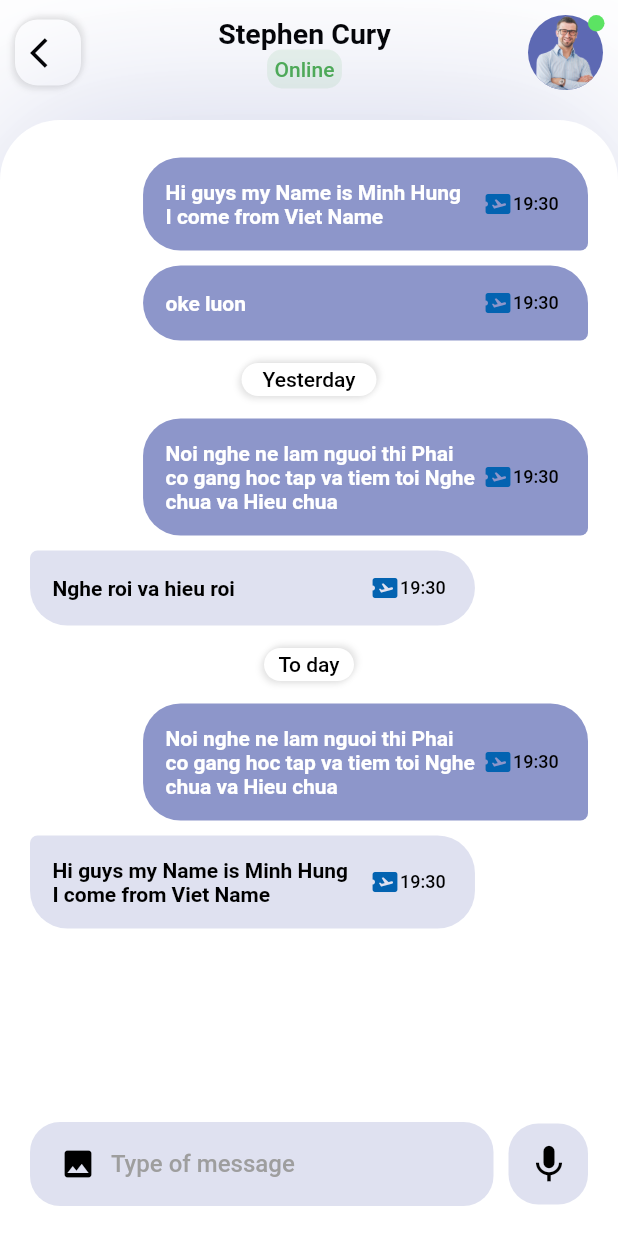
After one commit to nguyenminhhung2011/Mountain_trip_UI, a Flutter app: the ChatScreen screen opened directly, on a phone screen of 412 x 824 dp. The commit adds this screen. Run offline on Flutter 3.47's test engine with Material 2 defaults, Android fonts, the light colour scheme and no system bars; our stand-ins replace flutter_map, flutter_rating_bar, flutter_svg, get, table_calendar.

Commit message:
Chat Screen UI

```diff
--- a/lib/data/fake_data.dart
+++ b/lib/data/fake_data.dart
@@ -20,6 +20,7 @@ class FakeData {
   final List<Map<String, dynamic>> listEmployee = [];
   final List<Map<String, dynamic>> listButtonInProfile = [
     {
+      'type': 0,
       'title': Text(
         'Tour Guide',
         style: TextStyle(
@@ -40,6 +41,7 @@ class FakeData {
     },
     {},
     {
+      'type': 1,
       'title': Text(
         'Following',
         style: TextStyle(
@@ -58,6 +60,7 @@ class FakeData {
       'color': Colors.white,
     },
     {
+      'type': 2,
       'title': Text(
         'Evaluate',
         style: TextStyle(
@@ -109,6 +112,7 @@ class FakeData {
       'color': Colors.white,
     },
     {
+      'type': 3,
       'title': Text(
         'Communications',
         style: TextStyle(
@@ -168,6 +172,7 @@ class FakeData {
       'color': Colors.white,
     },
     {
+      'type': 4,
       'title': Text(
         'Top Comments',
         style: TextStyle(
@@ -252,6 +257,7 @@ class FakeData {
       'color': Colors.white,
     },
     {
+      'type': 5,
       'title': Text(
         'Chat with him/her',
         style: TextStyle(
@@ -276,6 +282,7 @@ class FakeData {
       'color': Colors.white,
     },
     {
+      'type': 6,
       'title': Text(
         'Alll Posts',
         style: TextStyle(
--- /dev/null
+++ b/lib/pages/tourGuide/chatScreen.dart
@@ -0,0 +1,243 @@
+import 'package:flutter/material.dart';
+import 'package:flutter/src/foundation/key.dart';
+import 'package:flutter/src/widgets/framework.dart';
+import 'package:mountain_trip_api/pages/tourGuide/widgets/Dateee.dart';
+import 'package:mountain_trip_api/pages/tourGuide/widgets/ReciveCard.dart';
+import 'package:mountain_trip_api/pages/tourGuide/widgets/SendCard.dart';
+
+import '../../misc/colors.dart';
+
+class ChatScreen extends StatelessWidget {
+  const ChatScreen({Key? key}) : super(key: key);
+
+  @override
+  Widget build(BuildContext context) {
+    return Scaffold(
+      backgroundColor: Colors.white.withOpacity(0.9),
+      body: Stack(
+        children: [
+          Container(
+            width: double.infinity,
+            height: double.infinity,
+            color: Colors.white.withOpacity(0.3),
+          ),
+          Column(
+            children: [
+              Padding(
+                padding: const EdgeInsets.all(10),
+                child: Row(
+                  children: [
+                    InkWell(
+                      onTap: () {
+                        Navigator.pop(context);
+                      },
+                      child: Container(
+                        padding: const EdgeInsets.all(10),
+                        decoration: BoxDecoration(
+                          color: Colors.white,
+                          borderRadius: BorderRadius.circular(15),
+                          boxShadow: [
+                            BoxShadow(
+                              color: Colors.black38.withOpacity(0.1),
+                              offset: Offset(-2, 2),
+                              blurRadius: 3,
+                            ),
+                            BoxShadow(
+                              color: Colors.black38.withOpacity(0.1),
+                              offset: Offset(2, -2),
+                              blurRadius: 3,
+                            ),
+                          ],
+                        ),
+                        child: Icon(
+                          Icons.arrow_back_ios,
+                          color: Colors.black,
+                        ),
+                      ),
+                    ),
+                    Spacer(),
+                    Column(
+                      children: [
+                        Text(
+                          'Stephen Cury',
+                          style: TextStyle(
+                            color: Colors.black,
+                            fontWeight: FontWeight.bold,
+                            fontSize: 19,
+                          ),
+                        ),
+                        Container(
+                          padding: const EdgeInsets.all(5),
+                          decoration: BoxDecoration(
+                            borderRadius: BorderRadius.circular(10),
+                            color: Colors.green.withOpacity(0.1),
+                          ),
+                          child: Text(
+                            'Online',
+                            style: TextStyle(
+                                color: Colors.green,
+                                fontWeight: FontWeight.w500),
+                          ),
+                        )
+                      ],
+                    ),
+                    Spacer(),
+                    Stack(
+                      clipBehavior: Clip.none,
+                      children: [
+                        Container(
+                          height: 50,
+                          width: 50,
+                          decoration: BoxDecoration(
+                            color: AppColors.mainColor,
+                            shape: BoxShape.circle,
+                            image: DecorationImage(
+                              fit: BoxFit.cover,
+                              image: AssetImage('assets/img/pngwing.com.png'),
+                            ),
+                          ),
+                        ),
+                        Positioned(
+                          left: 40,
+                          child: Container(
+                            width: 11,
+                            height: 11,
+                            decoration: BoxDecoration(
+                              color: Color.fromARGB(255, 92, 230, 97),
+                              shape: BoxShape.circle,
+                            ),
+                          ),
+                        )
+                      ],
+                    )
+                  ],
+                ),
+              ),
+              const SizedBox(height: 10),
+              Expanded(
+                child: Container(
+                  width: double.infinity,
+                  decoration: BoxDecoration(
+                    color: Colors.white,
+                    borderRadius: BorderRadius.only(
+                      topLeft: Radius.circular(40),
+                      topRight: Radius.circular(40),
+                    ),
+                    boxShadow: [
+                      BoxShadow(
+                        color: AppColors.mainColor.withOpacity(0.3),
+                        offset: Offset(-2, -2),
+                        blurRadius: 100,
+                      ),
+                    ],
+                  ),
+                  child: Column(
+                    children: [
+                      const SizedBox(height: 20),
+                      Container(
+                        child: SingleChildScrollView(
+                          scrollDirection: Axis.vertical,
+                          child: Column(
+                            children: [
+                              SendCard(
+                                title:
+                                    'Hi guys my Name is Minh Hung \nI come from Viet Name',
+                              ),
+                              SendCard(
+                                title: "oke luon",
+                              ),
+                              Dateee(title: "Yesterday"),
+                              SendCard(
+                                title:
+                                    "Noi nghe ne lam nguoi thi Phai co gang hoc tap va tiem toi Nghe chua va Hieu chua",
+                              ),
+                              ReciveCard(title: "Nghe roi va hieu roi"),
+                              Dateee(title: "To day"),
+                              SendCard(
+                                title:
+                                    "Noi nghe ne lam nguoi thi Phai co gang hoc tap va tiem toi Nghe chua va Hieu chua",
+                              ),
+                              ReciveCard(
+                                title:
+                                    'Hi guys my Name is Minh Hung \nI come from Viet Name',
+                              ),
+                            ],
+                          ),
+                        ),
+                      ),
+                      Spacer(),
+                      Padding(
+                        padding: const EdgeInsets.all(20),
+                        child: Row(
+                          children: [
+                            Container(
+                              width: MediaQuery.of(context).size.width / 4 * 3,
+                              padding: const EdgeInsets.symmetric(
+                                  horizontal: 20, vertical: 4),
+                              alignment: Alignment.center,
+                              decoration: BoxDecoration(
+                                color: AppColors.mainColor.withOpacity(0.2),
+                                borderRadius: BorderRadius.circular(20),
+                              ),
+                              child: Row(
+                                children: [
+                                  Icon(
+                                    Icons.image,
+                                    color: Colors.black,
+                                  ),
+                                  const SizedBox(width: 10),
+                                  Container(
+                                    width: MediaQuery.of(context).size.width /
+                                            4 *
+                                            3 -
+                                        80,
+                                    child: TextFormField(
+                                      style: TextStyle(
+                                        color: Colors.black,
+                                        fontWeight: FontWeight.bold,
+                                      ),
+                                      decoration: InputDecoration(
+                                        border: InputBorder.none,
+                                        hintText: "Type of message",
+                                        hintStyle: TextStyle(
+                                          color: Colors.grey,
+                                          fontWeight: FontWeight.w500,
+                                        ),
+                                      ),
+                                    ),
+                                  )
+                                ],
+                              ),
+                            ),
+                            const SizedBox(width: 10),
+                            Expanded(
+                              child: InkWell(
+                                onTap: () {},
+                                child: Container(
+                                  padding: const EdgeInsets.all(12),
+                                  decoration: BoxDecoration(
+                                    color: AppColors.mainColor.withOpacity(0.2),
+                                    borderRadius: BorderRadius.circular(20),
+                                  ),
+                                  child: Icon(
+                                    Icons.mic,
+                                    color: Colors.black,
+                                    size: 30,
+                                  ),
+                                ),
+                              ),
+                            )
+                          ],
+                        ),
+                      ),
+                    ],
+                  ),
+                ),
+              ),
+            ],
+          )
+        ],
+      ),
+    );
+  }
+}
--- a/lib/pages/tourGuide/tourGuideProfile.dart
+++ b/lib/pages/tourGuide/tourGuideProfile.dart
@@ -2,6 +2,7 @@ import 'package:flutter/material.dart';
 import 'package:flutter/src/foundation/key.dart';
 import 'package:flutter/src/widgets/framework.dart';
 import 'package:flutter_staggered_grid_view/flutter_staggered_grid_view.dart';
+import 'package:mountain_trip_api/pages/tourGuide/chatScreen.dart';
 import 'package:mountain_trip_api/pages/tourGuide/widgets/ActiveOrNot.dart';
 
 import '../../data/fake_data.dart';
@@ -209,7 +210,17 @@ class _TourGuideProfileState extends State<TourGuideProfile> {
                         }
                         return InkWell(
                           borderRadius: BorderRadius.circular(30),
-                          onTap: () {},
+                          onTap: () {
+                            if (FakeData().listButtonInProfile[index]["type"] ==
+                                5) {
+                              Navigator.push(
+                                context,
+                                MaterialPageRoute(
+                                  builder: (context) => ChatScreen(),
+                                ),
+                              );
+                            }
+                          },
                           child: Container(
                             //height: 210,
                             alignment: Alignment.center,
--- /dev/null
+++ b/lib/pages/tourGuide/widgets/Dateee.dart
@@ -0,0 +1,38 @@
+import 'package:flutter/material.dart';
+
+class Dateee extends StatelessWidget {
+  final String title;
+  const Dateee({
+    Key? key,
+    required this.title,
+  }) : super(key: key);
+
+  Widget build(BuildContext context) {
+    return Container(
+      margin: const EdgeInsets.symmetric(vertical: 10),
+      padding: const EdgeInsets.all(3),
+      alignment: Alignment.center,
+      width: title.length.toDouble() * 10,
+      decoration: BoxDecoration(
+        color: Colors.white,
+        borderRadius: BorderRadius.circular(20),
+        boxShadow: [
+          BoxShadow(
+            color: Colors.black38.withOpacity(0.1),
+            offset: Offset(-2, 2),
+            blurRadius: 3,
+          ),
+          BoxShadow(
+            color: Colors.black38.withOpacity(0.1),
+            offset: Offset(2, -2),
+            blurRadius: 3,
+          ),
+        ],
+      ),
+      child: Text(
+        title,
+        style: TextStyle(color: Colors.black, fontWeight: FontWeight.w500),
+      ),
+    );
+  }
+}
--- /dev/null
+++ b/lib/pages/tourGuide/widgets/ReciveCard.dart
@@ -0,0 +1,78 @@
+import 'package:flutter/material.dart';
+
+import '../../../misc/colors.dart';
+
+class ReciveCard extends StatelessWidget {
+  final String title;
+  const ReciveCard({
+    Key? key,
+    required this.title,
+  }) : super(key: key);
+
+  @override
+  Widget build(BuildContext context) {
+    return Padding(
+      padding: const EdgeInsets.symmetric(vertical: 5),
+      child: Row(
+        mainAxisAlignment: MainAxisAlignment.start,
+        children: [
+          const SizedBox(width: 20),
+          Container(
+            width: MediaQuery.of(context).size.width * 0.72,
+            padding: const EdgeInsets.symmetric(vertical: 15, horizontal: 15),
+            decoration: BoxDecoration(
+              color: AppColors.mainColor.withOpacity(0.2),
+              borderRadius: BorderRadius.only(
+                topLeft: Radius.circular(5),
+                topRight: Radius.circular(25),
+                bottomLeft: Radius.circular(25),
+                bottomRight: Radius.circular(25),
+              ),
+            ),
+            child: SingleChildScrollView(
+              scrollDirection: Axis.horizontal,
+              child: Row(
+                children: [
+                  Container(
+                    width: MediaQuery.of(context).size.width * 0.72 - 90,
+                    child: Text(
+                      title,
+                      style: TextStyle(
+                        color: Colors.black,
+                        fontWeight: FontWeight.w700,
+                      ),
+                    ),
+                  ),
+                  const SizedBox(
+                    width: 5,
+                  ),
+                  Row(
+                    mainAxisAlignment: MainAxisAlignment.end,
+                    children: [
+                      Icon(
+                        Icons.airplane_ticket,
+                        size: 20,
+                        color: Color.fromARGB(255, 3, 99, 177),
+                      ),
+                      Container(
+                        alignment: Alignment.bottomCenter,
+                        child: Text(
+                          '19:30',
+                          style: TextStyle(
+                            color: Colors.black,
+                            fontWeight: FontWeight.w500,
+                            fontSize: 12,
+                          ),
+                        ),
+                      ),
+                    ],
+                  )
+                ],
+              ),
+            ),
+          ),
+        ],
+      ),
+    );
+  }
+}
--- /dev/null
+++ b/lib/pages/tourGuide/widgets/SendCard.dart
@@ -0,0 +1,79 @@
+import 'package:flutter/cupertino.dart';
+import 'package:flutter/material.dart';
+
+import '../../../misc/colors.dart';
+
+class SendCard extends StatelessWidget {
+  final String title;
+  const SendCard({
+    Key? key,
+    required this.title,
+  }) : super(key: key);
+
+  @override
+  Widget build(BuildContext context) {
+    return Padding(
+      padding: const EdgeInsets.symmetric(vertical: 5),
+      child: Row(
+        mainAxisAlignment: MainAxisAlignment.end,
+        children: [
+          Container(
+            width: MediaQuery.of(context).size.width * 0.72,
+            padding: const EdgeInsets.symmetric(vertical: 15, horizontal: 15),
+            decoration: BoxDecoration(
+              color: AppColors.mainColor.withOpacity(0.7),
+              borderRadius: BorderRadius.only(
+                topLeft: Radius.circular(25),
+                topRight: Radius.circular(25),
+                bottomLeft: Radius.circular(25),
+                bottomRight: Radius.circular(5),
+              ),
+            ),
+            child: SingleChildScrollView(
+              scrollDirection: Axis.horizontal,
+              child: Row(
+                children: [
+                  Container(
+                    width: MediaQuery.of(context).size.width * 0.72 - 90,
+                    child: Text(
+                      title,
+                      style: TextStyle(
+                        color: Colors.white,
+                        fontWeight: FontWeight.w700,
+                      ),
+                    ),
+                  ),
+                  const SizedBox(
+                    width: 5,
+                  ),
+                  Row(
+                    mainAxisAlignment: MainAxisAlignment.end,
+                    children: [
+                      Icon(
+                        Icons.airplane_ticket,
+                        size: 20,
+                        color: Color.fromARGB(255, 3, 99, 177),
+                      ),
+                      Container(
+                        alignment: Alignment.bottomCenter,
+                        child: Text(
+                          '19:30',
+                          style: TextStyle(
+                            color: Colors.black,
+                            fontWeight: FontWeight.w500,
+                            fontSize: 12,
+                          ),
+                        ),
+                      ),
+                    ],
+                  )
+                ],
+              ),
+            ),
+          ),
+          const SizedBox(width: 20),
+        ],
+      ),
+    );
+  }
+}
```
